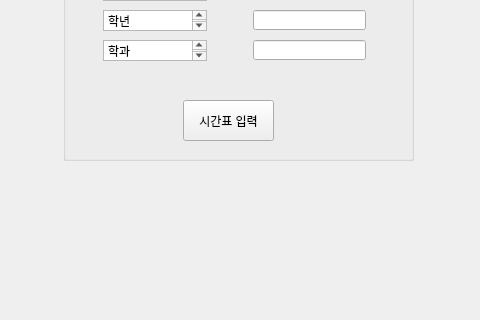
hyeji1221/Sangmyung_Simulation_Game, file SSG_BS/first_screen/init_screen.ui: the form before one commit; both pictures show x 147 to 627 and y 280 to 600 of the 800 by 600 pixel window.
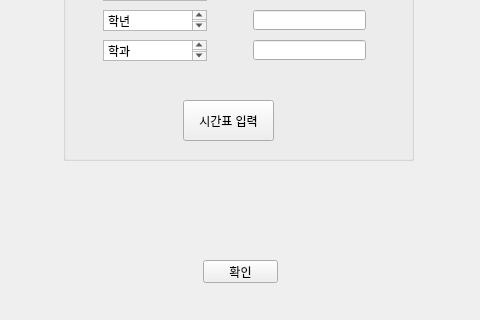
The form after the commit.

Patch:
```diff
--- a/SSG_BS/first_screen/init_screen.ui
+++ b/SSG_BS/first_screen/init_screen.ui
@@ -151,6 +151,32 @@
      </property>
     </widget>
    </widget>
+   <widget class="QLabel" name="label">
+    <property name="geometry">
+     <rect>
+      <x>0</x>
+      <y>0</y>
+      <width>801</width>
+      <height>571</height>
+     </rect>
+    </property>
+    <property name="text">
+     <string/>
+    </property>
+   </widget>
+   <widget class="QPushButton" name="OK">
+    <property name="geometry">
+     <rect>
+      <x>350</x>
+      <y>540</y>
+      <width>75</width>
+      <height>23</height>
+     </rect>
+    </property>
+    <property name="text">
+     <string>확인</string>
+    </property>
+   </widget>
   </widget>
   <widget class="QStatusBar" name="statusbar"/>
  </widget>
```
